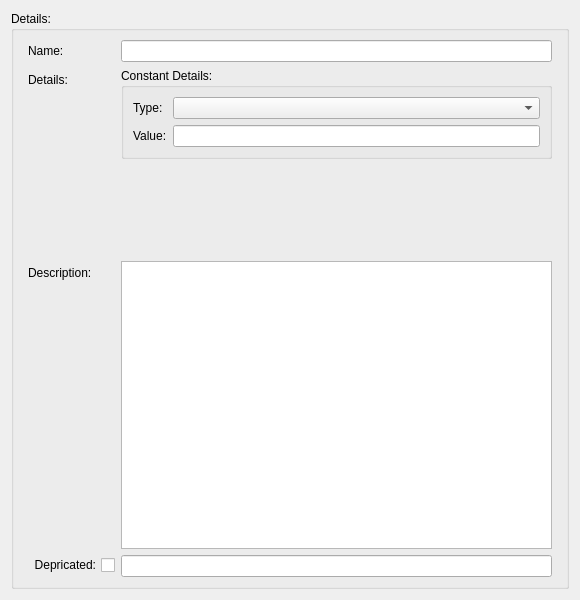
Before: the Qt Designer form sources/lusan/view/si/ui/SIConstantDetails.ui in aregtech/areg-sdk-tools, drawn with Qt 5.
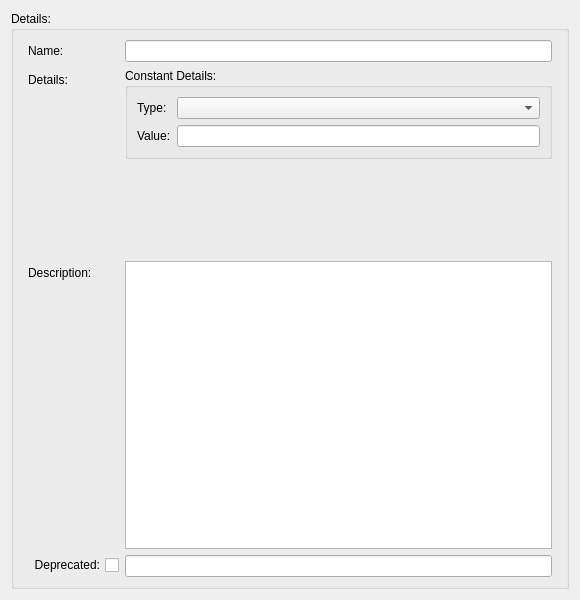
After: the same form once the commit is applied.

Diff of the .ui file:
```diff
--- a/sources/lusan/view/si/ui/SIConstantDetails.ui
+++ b/sources/lusan/view/si/ui/SIConstantDetails.ui
@@ -133,7 +133,7 @@
            <enum>Qt::LayoutDirection::RightToLeft</enum>
           </property>
           <property name="text">
-           <string>Depricated:</string>
+           <string>Deprecated:</string>
           </property>
          </widget>
         </item>
```
Left out of the diff: 4 changed lines with no effect on the pictures.
